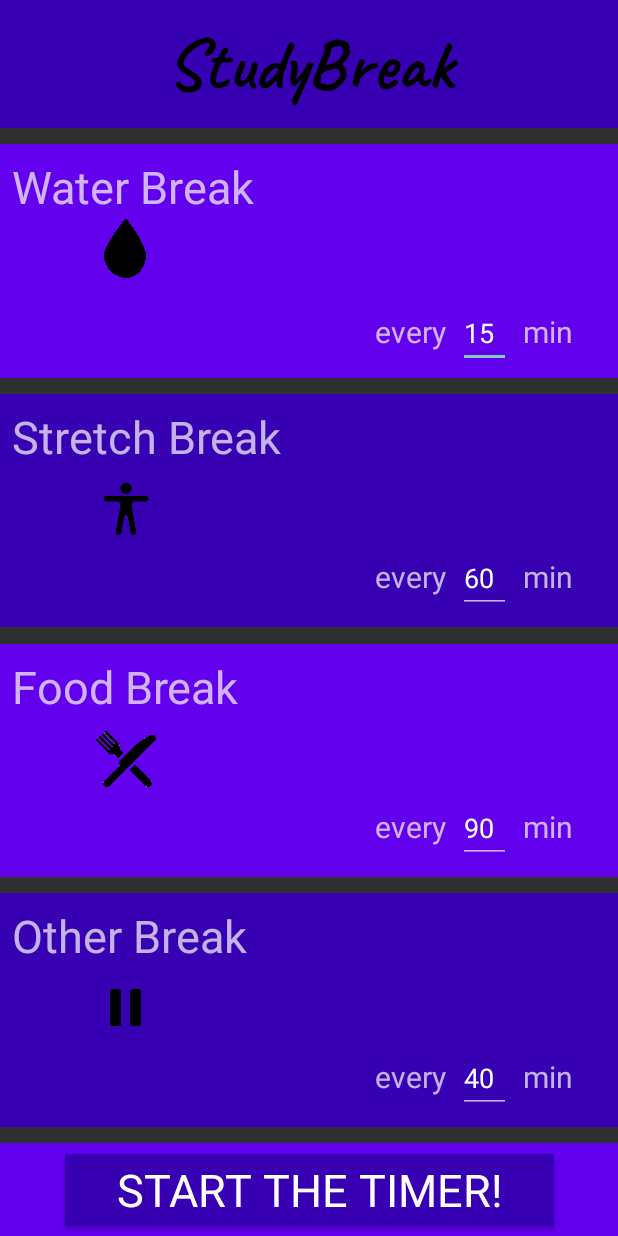
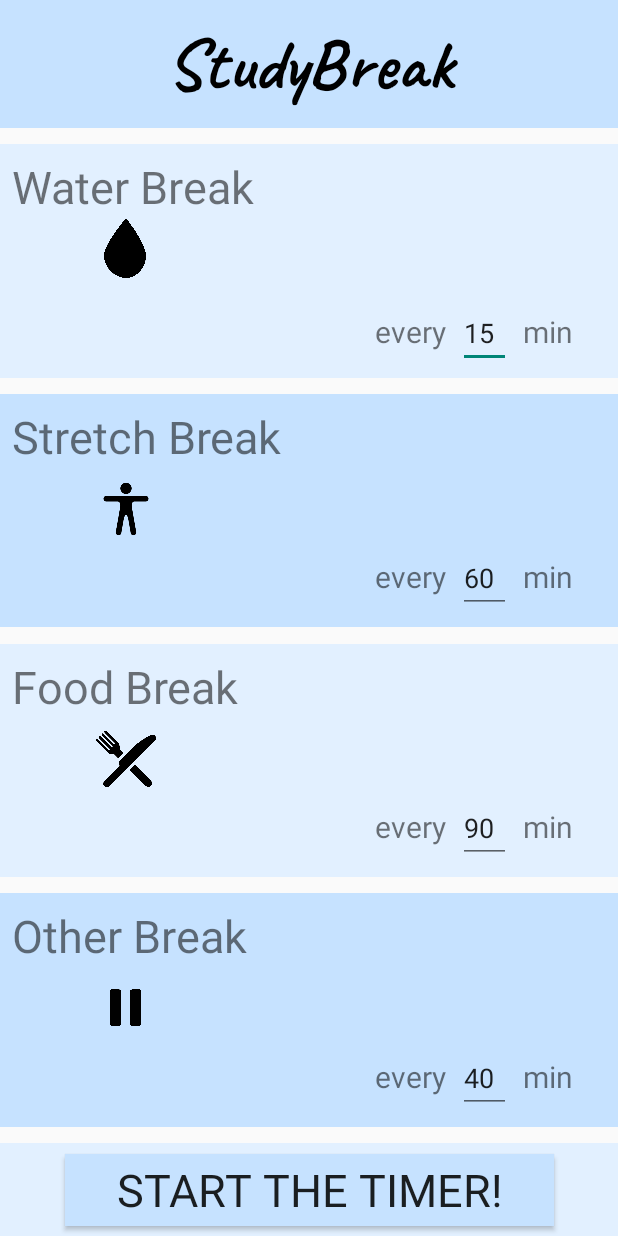
Before and after one commit to CiaraSouthgate/StudyBreak, an Android app: the screen it shows after launch (MainActivity), on a phone screen of 412 x 824 dp. Run offline under Robolectric (Android 15) with nearby library versions, the phone set to English and light mode, and no system bars; Roboto replaces fonts that are not available here.

Commit message:
Changed activity_main to light layout

```diff
--- a/app/src/main/AndroidManifest.xml
+++ b/app/src/main/AndroidManifest.xml
@@ -11,7 +11,9 @@
         android:supportsRtl="true"
         android:theme="@style/Theme.AppCompat.NoActionBar">
         <activity android:name=".MainActivity"
-            android:screenOrientation="portrait">
+            android:screenOrientation="portrait"
+            android:theme="@style/Theme.AppCompat.Light.NoActionBar">
+
             <intent-filter>
                 <action
                     android:name="android.intent.action.MAIN" />
--- a/app/src/main/res/layout/activity_main.xml
+++ b/app/src/main/res/layout/activity_main.xml
@@ -17,7 +17,7 @@
             android:id="@+id/view"
             android:layout_width="0dp"
             android:layout_height="0dp"
-            android:background="@color/design_default_color_primary"
+            android:background="#e2f0ff"
             app:layout_constraintBottom_toTopOf="@+id/view2"
             app:layout_constraintEnd_toEndOf="parent"
             app:layout_constraintHeight_percent=".23"
@@ -29,7 +29,7 @@
             android:id="@+id/view2"
             android:layout_width="0dp"
             android:layout_height="0dp"
-            android:background="@color/design_default_color_primary_dark"
+            android:background="#c6e2ff"
             app:layout_constraintBottom_toTopOf="@+id/view4"
             app:layout_constraintEnd_toEndOf="parent"
             app:layout_constraintHeight_percent=".23"
@@ -41,7 +41,7 @@
             android:id="@+id/view4"
             android:layout_width="0dp"
             android:layout_height="0dp"
-            android:background="@color/design_default_color_primary"
+            android:background="#e2f0ff"
             app:layout_constraintBottom_toTopOf="@+id/view5"
             app:layout_constraintEnd_toEndOf="parent"
             app:layout_constraintHeight_percent=".23"
@@ -53,7 +53,7 @@
             android:id="@+id/view5"
             android:layout_width="0dp"
             android:layout_height="0dp"
-            android:background="@color/design_default_color_primary_dark"
+            android:background="#c6e2ff"
             app:layout_constraintBottom_toBottomOf="parent"
             app:layout_constraintEnd_toEndOf="parent"
             app:layout_constraintHeight_percent=".23"
@@ -281,7 +281,7 @@
         android:id="@+id/Title"
         android:layout_width="0dp"
         android:layout_height="85dp"
-        android:background="@color/design_default_color_primary_dark"
+        android:background="#c6e2ff"
         android:fontFamily="@font/caveat_bold"
         android:gravity="center"
         android:paddingStart="10sp"
@@ -302,7 +302,7 @@
         android:id="@+id/start_button"
         android:layout_width="326dp"
         android:layout_height="wrap_content"
-        android:background="@color/design_default_color_primary_dark"
+        android:background="	#c6e2ff"
         android:fontFamily="@font/roboto_thin"
         android:text="@string/start_button"
         android:textSize="30sp"
@@ -315,7 +315,7 @@
         android:id="@+id/bottom_box"
         android:layout_width="0dp"
         android:layout_height="62dp"
-        android:background="@color/design_default_color_primary"
+        android:background="#e2f0ff"
         app:layout_constraintBottom_toBottomOf="parent"
         app:layout_constraintEnd_toEndOf="parent"
         app:layout_constraintStart_toStartOf="parent" />
```
